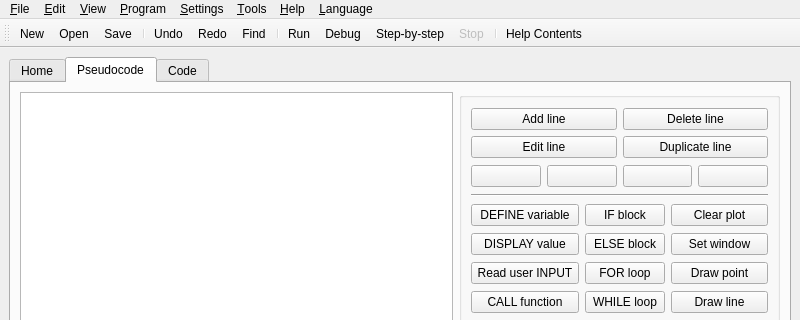
First picture: the form in src/forms/ui_mainwindow.ui, repository TuringApp/Turing, before the edit; both pictures show x 0 to 800 and y 0 to 320 of the 800 by 697 pixel window.
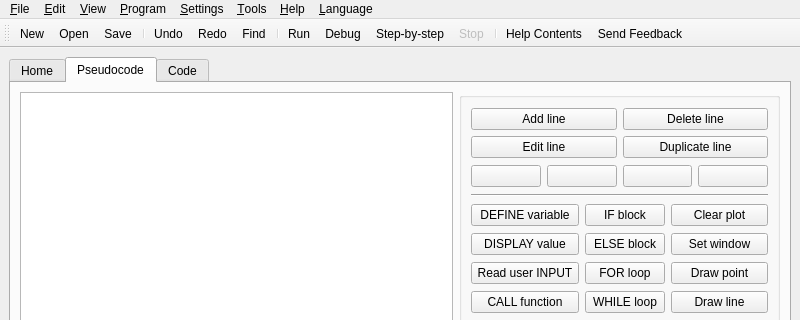
Second picture: the form after the edit. Icons and pictures are not drawn.

Patch:
```diff
--- a/src/forms/ui_mainwindow.ui
+++ b/src/forms/ui_mainwindow.ui
@@ -481,6 +481,7 @@
    <addaction name="actionStop"/>
    <addaction name="separator"/>
    <addaction name="actionHelpContents"/>
+   <addaction name="actionSendFeedback"/>
   </widget>
   <widget class="QDockWidget" name="dock_output">
    <property name="sizePolicy">
@@ -1162,6 +1163,15 @@
     <bool>false</bool>
    </property>
   </action>
+  <action name="actionSendFeedback">
+   <property name="icon">
+    <iconset resource="../turing.qrc">
+     <normaloff>:/action/media/feedback.png</normaloff>:/action/media/feedback.png</iconset>
+   </property>
+   <property name="text">
+    <string>Send Feedback</string>
+   </property>
+  </action>
  </widget>
  <tabstops>
   <tabstop>btnAlgo_UpBlock</tabstop>
```
Left out of the diff: 1 changed line with no effect on the pictures.
